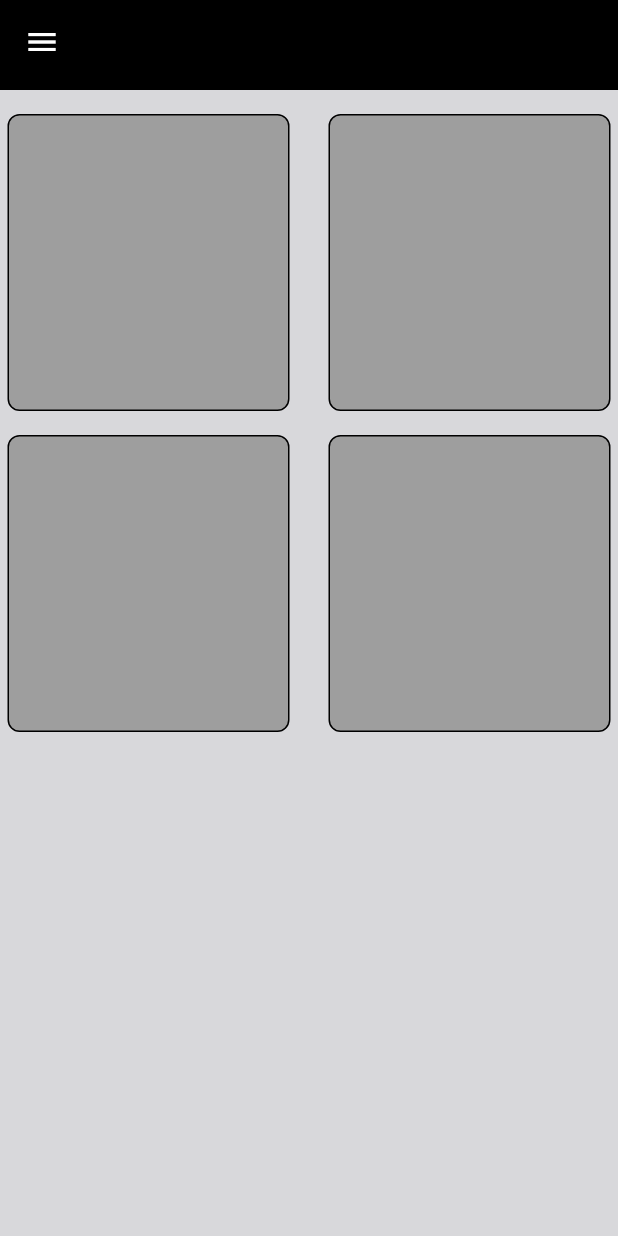
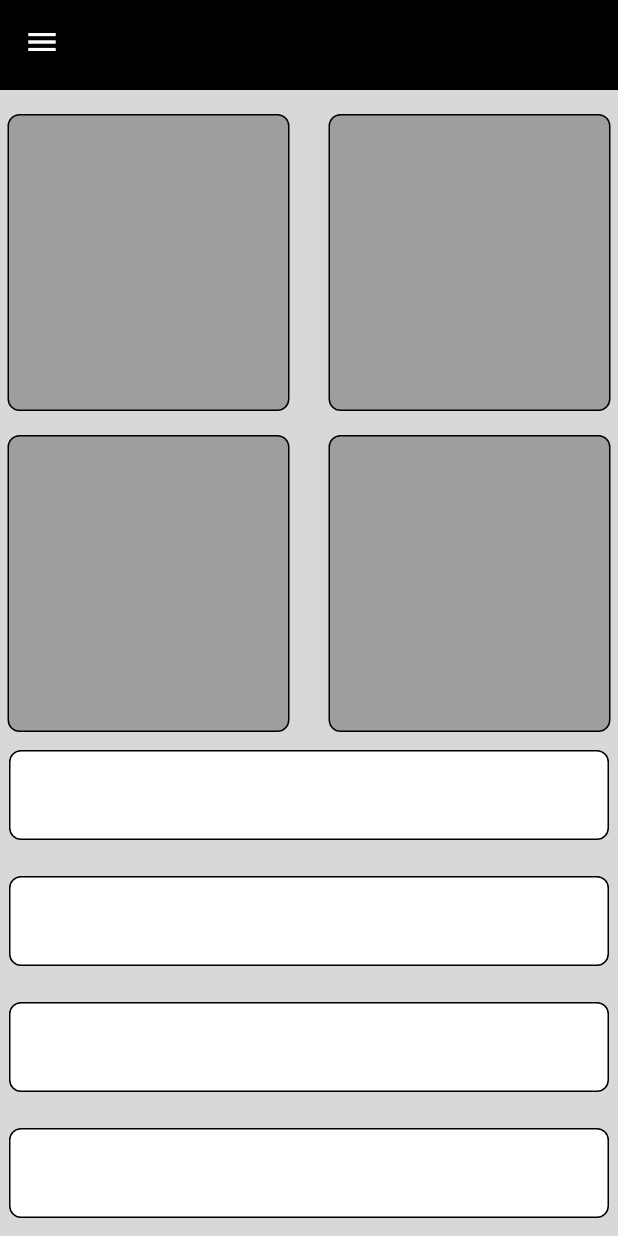
Before and after one commit to OmarGamalDev/responsive_and_adaptive_ui, a Flutter app: the screen it shows after launch, on a phone screen of 412 x 824 dp. Run offline on Flutter 3.47's test engine with Material 3 defaults, Android fonts, the phone set to English and light mode, and no system bars.

Commit message:
Add drawer to AdaptiveView and refactor AdaptiveViewBody with CustomSliverListView; remove obsolete CustomGridBuilder and CustomGridItem

```diff
--- a/lib/Practice in Adaptive Ui/adaptive_view.dart
+++ b/lib/Practice in Adaptive Ui/adaptive_view.dart
@@ -12,7 +12,7 @@ class AdaptiveView extends StatelessWidget {
         preferredSize: const Size.fromHeight(60),
         child: const CustomAppBar(),
       ),
-      // drawer: Drawer(),
+      drawer: Drawer(),
       body: AdaptiveViewBody(),
     );
   }
--- a/lib/Practice in Adaptive Ui/widgets/custom_grid_builder.dart
+++ b/lib/Practice in Adaptive Ui/widgets/Grid/custom_grid_builder.dart
@@ -1,5 +1,5 @@
 import 'package:flutter/material.dart';
-import 'package:responsive_and_adaptive_ui/Practice%20in%20Adaptive%20Ui/widgets/custom_grid_item.dart';
+import 'package:responsive_and_adaptive_ui/Practice%20in%20Adaptive%20Ui/widgets/Grid/custom_grid_item.dart';
 
 class CustomGridBuilder extends StatelessWidget {
   const CustomGridBuilder({super.key});
--- /dev/null
+++ b/lib/Practice in Adaptive Ui/widgets/ListView/custom_list_item.dart
@@ -0,0 +1,17 @@
+import 'package:flutter/material.dart';
+
+class CustomListItem extends StatelessWidget {
+  const CustomListItem({super.key});
+
+  @override
+  Widget build(BuildContext context) {
+    return Container(
+      height: 60,
+      decoration: BoxDecoration(
+        color: Colors.white,
+        borderRadius: BorderRadius.circular(8.0),
+        border: Border.all(color: Colors.black, width: 1.0),
+      ),
+    );
+  }
+}
--- a/lib/Practice in Adaptive Ui/widgets/adaptive_view_body.dart
+++ b/lib/Practice in Adaptive Ui/widgets/adaptive_view_body.dart
@@ -1,5 +1,6 @@
 import 'package:flutter/material.dart';
-import 'package:responsive_and_adaptive_ui/Practice%20in%20Adaptive%20Ui/widgets/custom_grid_builder.dart';
+import 'package:responsive_and_adaptive_ui/Practice%20in%20Adaptive%20Ui/widgets/Grid/custom_grid_builder.dart';
+import 'package:responsive_and_adaptive_ui/Practice%20in%20Adaptive%20Ui/widgets/ListView/custom_list_builder.dart';
 
 class AdaptiveViewBody extends StatelessWidget {
   const AdaptiveViewBody({super.key});
@@ -10,6 +11,7 @@ class AdaptiveViewBody extends StatelessWidget {
       slivers: [
         SliverToBoxAdapter(child: SizedBox(height: 16)),
         CustomGridBuilder(),
+        CustomSliverListView(),
       ],
     );
   }
```
Also changed, not shown: lib/Practice in Adaptive Ui/widgets/ListView/custom_list_builder.dart (added, +19 -0 lines), lib/Practice in Adaptive Ui/widgets/Grid/custom_grid_item.dart (renamed from lib/Practice in Adaptive Ui/widgets/custom_grid_item.dart).
